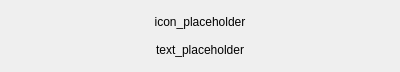
Old version of the form src/fancybutton.ui in the repository JerryAZR/cuteFPGA.
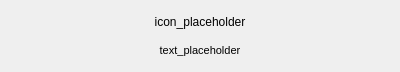
New version of the form.

Patch:
```diff
--- a/src/fancybutton.ui
+++ b/src/fancybutton.ui
@@ -44,6 +44,11 @@
    </item>
    <item>
     <widget class="QLabel" name="label">
+     <property name="font">
+      <font>
+       <pointsize>8</pointsize>
+      </font>
+     </property>
      <property name="text">
       <string>text_placeholder</string>
      </property>
```
